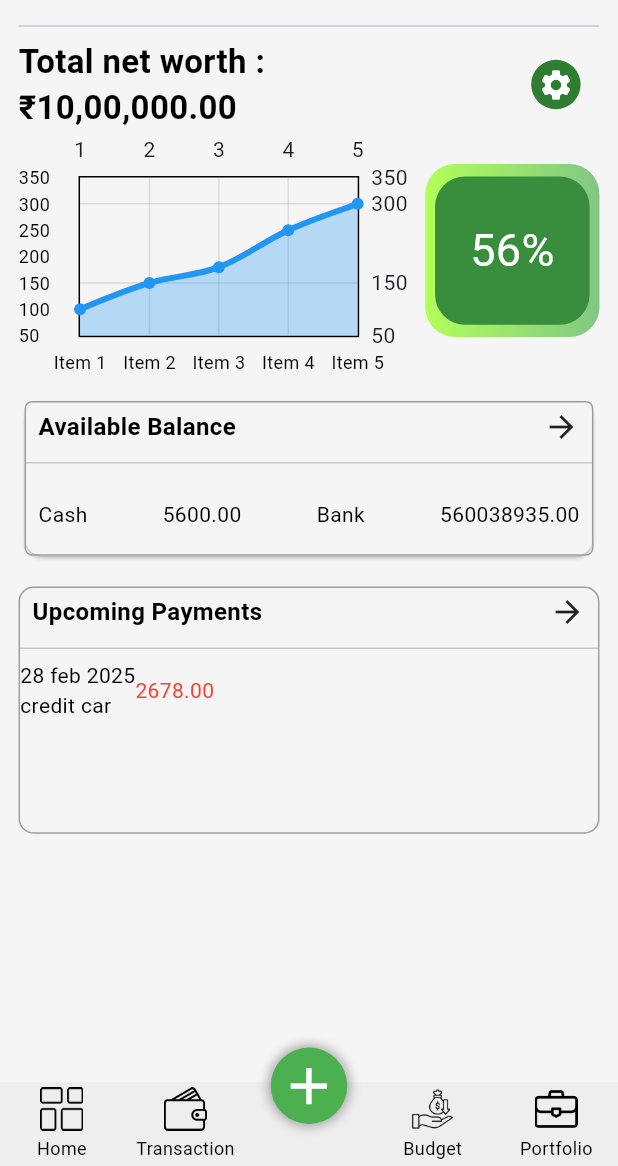
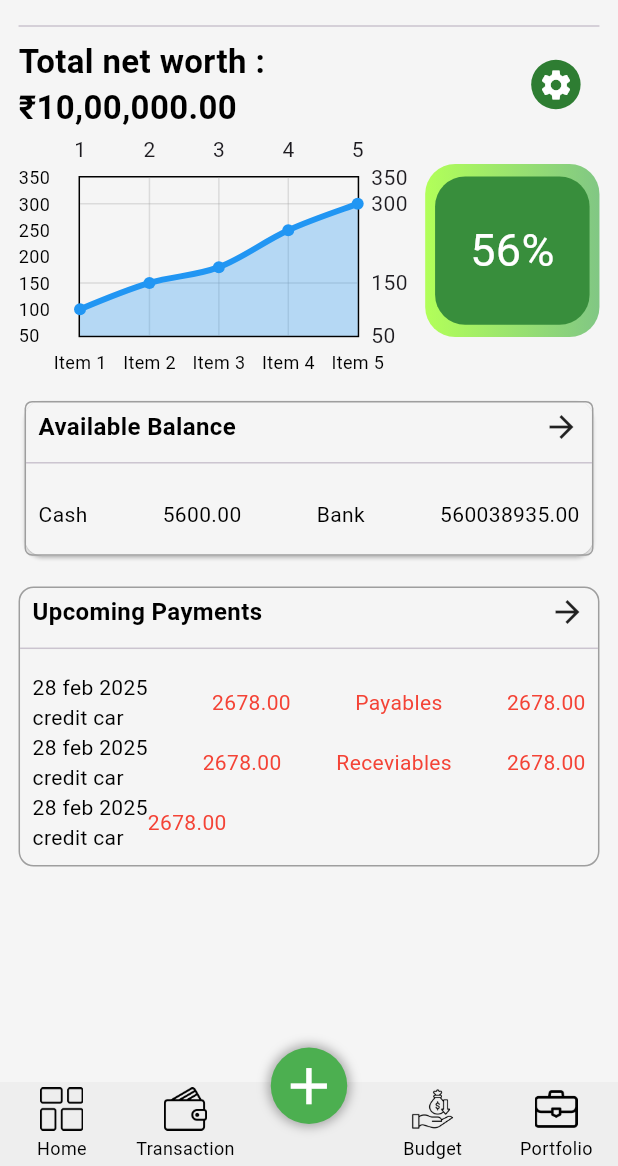
Before and after one commit to ArslanXXQazi/Finance-Tracker, a Flutter app: the screen it shows after launch, on a phone screen of 412 x 824 dp, the part 70-1236 px from its top. Run offline on Flutter 3.47's test engine with Material 3 defaults, Android fonts, the phone set to English and light mode, and no system bars; drawn by our look-alikes of fl_chart, persistent_bottom_nav_bar; our stand-ins replace flutter_animate.

Commit message:
Update home_nav_view.dart

```diff
--- a/finance_tracker/lib/src/views/nav_bar_view/home_nav_view/home_nav_view.dart
+++ b/finance_tracker/lib/src/views/nav_bar_view/home_nav_view/home_nav_view.dart
@@ -98,7 +98,7 @@ class HomeNavView extends StatelessWidget {
 
 
           Container(
-            height: height*.2,
+         //   height: height*.2,
             width: width*1,
             decoration: BoxDecoration(
               borderRadius: BorderRadius.circular(10),
@@ -115,7 +115,12 @@ class HomeNavView extends StatelessWidget {
                   ],),
               ),
               Divider(),
-              Row(children: [
+             Padding(
+               padding:  EdgeInsets.symmetric(vertical: height*.01,horizontal: width*.02),
+               child: Column(children: [
+                 Row(
+                   mainAxisAlignment: MainAxisAlignment.spaceBetween,
+                   children: [
                      Column(
                        crossAxisAlignment: CrossAxisAlignment.start,
                        children: [
@@ -124,8 +129,37 @@ class HomeNavView extends StatelessWidget {
                        ],
                      ),
                      CustomText(text: '2678.00',color: Colors.red,),
+                     CustomText(text: 'Payables',color: Colors.red,),
+                     CustomText(text: '2678.00',color: Colors.red,),
 
-              ],)
+                   ],),
+                 Row(
+                   mainAxisAlignment: MainAxisAlignment.spaceBetween,
+                   children: [
+                     Column(
+                       crossAxisAlignment: CrossAxisAlignment.start,
+                       children: [
+                         CustomText(text: '28 feb 2025'),
+                         CustomText(text: 'credit car'),
+                       ],
+                     ),
+                     CustomText(text: '2678.00',color: Colors.red,),
+                     CustomText(text: 'Receviables',color: Colors.red,),
+                     CustomText(text: '2678.00',color: Colors.red,),
+
+                   ],),
+                 Row(
+                   children: [
+                     Column(
+                       crossAxisAlignment: CrossAxisAlignment.start,
+                       children: [
+                         CustomText(text: '28 feb 2025'),
+                         CustomText(text: 'credit car'),
+                       ],
+                     ),
+                     CustomText(text: '2678.00',color: Colors.red,),],),
+               ],),
+             )
             ],),
           )
         ],),
```
Lines whose indentation alone changed are shown as unchanged.
